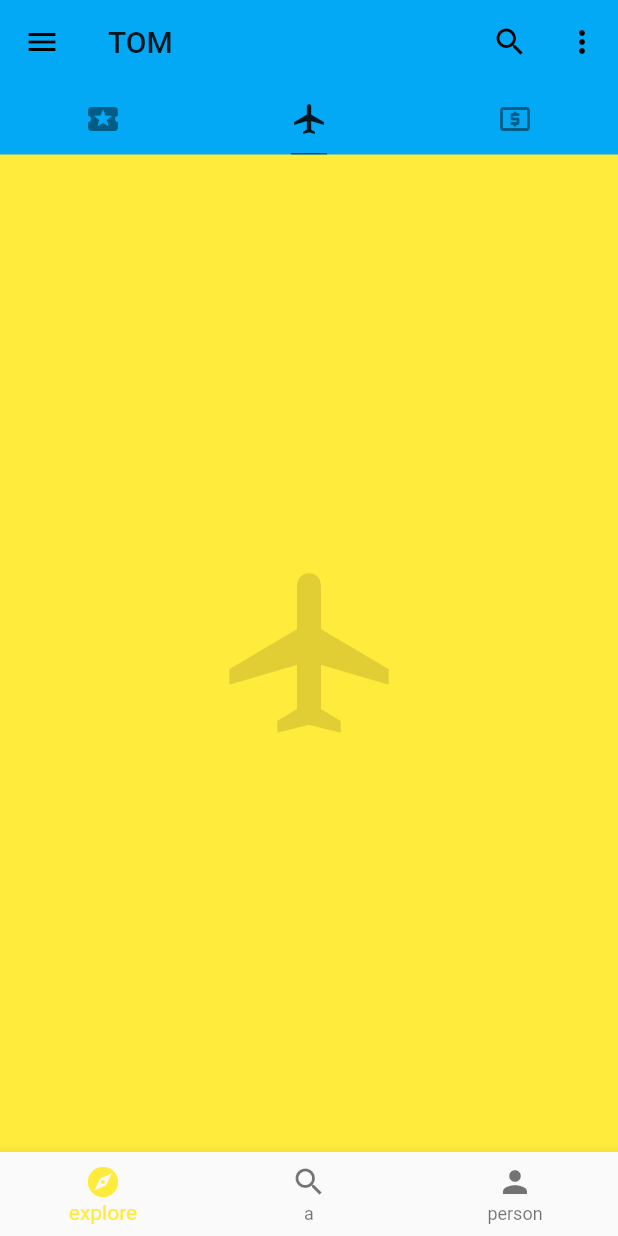
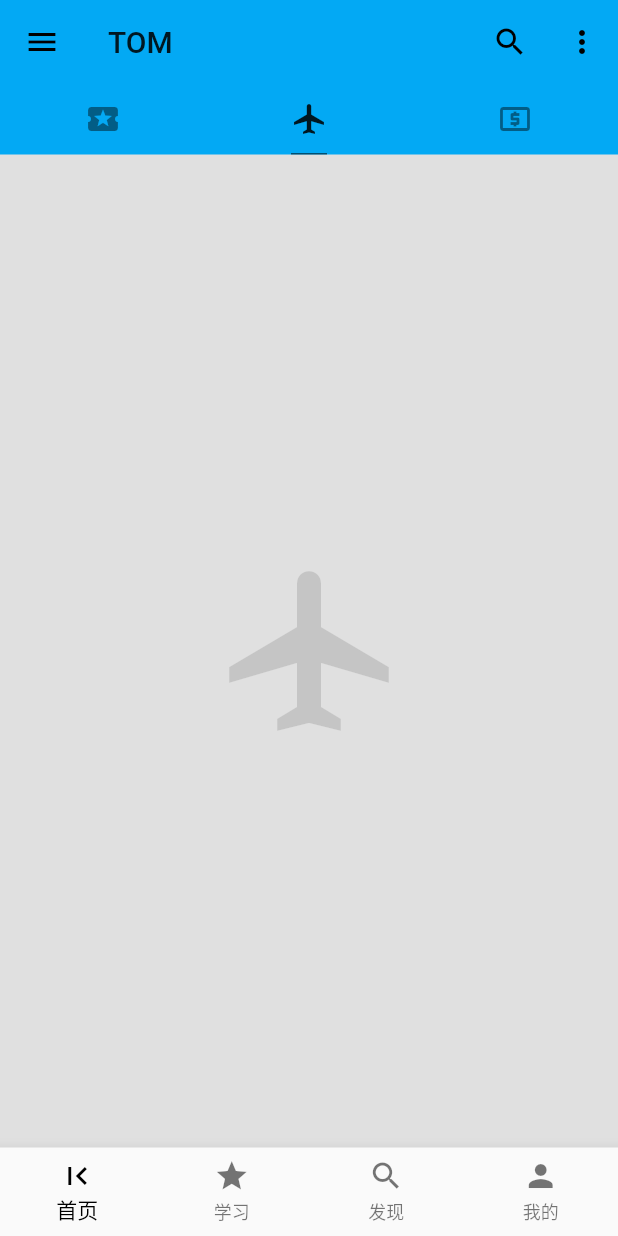
Before and after one commit to strongwill01/flutter, a Flutter app: the screen it shows after launch, tab 2 chosen, on a phone screen of 412 x 824 dp. Run offline on Flutter 3.47's test engine with Material 2 defaults, Android fonts, the phone set to English and light mode, and no system bars; missing offline and left inert: dart:html; network calls fail.

Commit message:
bottom navigation bar

```diff
--- /dev/null
+++ b/demos/blue_sky/lib/app/bottom_navigation_bar_demo.dart
@@ -0,0 +1,53 @@
+import 'package:flutter/material.dart';
+
+class BottomNavigationBarDemo extends StatefulWidget {
+  @override
+  State<StatefulWidget> createState() {
+    return _BottomNavigationBarDemoState();
+  }
+}
+
+class _BottomNavigationBarDemoState extends State<BottomNavigationBarDemo> {
+  int _currentIndex = 0;
+
+  void _onTapHandler(int value) {
+    setState(() {
+      _currentIndex = value;
+    });
+  }
+
+  @override
+  Widget build(BuildContext context) {
+    return BottomNavigationBar(
+      currentIndex: _currentIndex,
+      onTap: _onTapHandler,
+      type: BottomNavigationBarType.fixed,
+      fixedColor: Colors.black,
+      items: [
+        BottomNavigationBarItem(
+          // 首页
+          icon: Icon(Icons.first_page),
+          title: Text('首页'),
+        ),
+        BottomNavigationBarItem(
+          // 学习
+          icon: Icon(Icons.star),
+          title: Text(
+            '学习',
+            style: TextStyle(color: Colors.black),
+          ),
+        ),
+        BottomNavigationBarItem(
+          // 发现
+          icon: Icon(Icons.search),
+          title: Text('发现'),
+        ),
+        BottomNavigationBarItem(
+          // 我的
+          icon: Icon(Icons.person),
+          title: Text('我的'),
+        ),
+      ],
+    );
+  }
+}
--- a/demos/blue_sky/lib/app/main.dart
+++ b/demos/blue_sky/lib/app/main.dart
@@ -2,6 +2,9 @@ import 'dart:html';
 
 import 'package:flutter/material.dart';
 import './drawer_demo.dart';
+import './bottom_navigation_bar_demo.dart';
+import '../study/my_listview.dart';
+import '../study/my_gridview.dart';
 
 class App extends StatelessWidget {
   @override
@@ -19,12 +22,14 @@ class App extends StatelessWidget {
 }
 
 class Home extends StatelessWidget {
+
+
   @override
   Widget build(BuildContext context) {
     return DefaultTabController(
         length: 3,
         child: Scaffold(
-          backgroundColor: Colors.yellow,
+          backgroundColor: Colors.grey[300],
           appBar: AppBar(
             backgroundColor: Colors.lightBlue,
             title: Text('TOM'),
@@ -58,16 +63,12 @@ class Home extends StatelessWidget {
             ),
           ),
           body: TabBarView(children: [
-            Icon(Icons.local_activity, size: 128.0, color: Colors.black12),
+            MyGridView(),
             Icon(Icons.local_airport, size: 128.0, color: Colors.black12),
             Icon(Icons.local_atm, size: 128.0, color: Colors.black12),
           ]),
           drawer: DrawerDemo(),
-          bottomNavigationBar: BottomNavigationBar(items: [
-            BottomNavigationBarItem(icon: Icon(Icons.explore),title: Text('explore')),
-            BottomNavigationBarItem(icon: Icon(Icons.search),title: Text('a')),
-            BottomNavigationBarItem(icon: Icon(Icons.person),title: Text('person')),
-          ],),
+          bottomNavigationBar: BottomNavigationBarDemo(),
         ));
   }
 }
```
Also changed, not shown: demos/blue_sky/lib/data/film_post.dart (added, +13 -0 lines), demos/blue_sky/lib/study/my_gridview.dart (+5 -12 lines).
